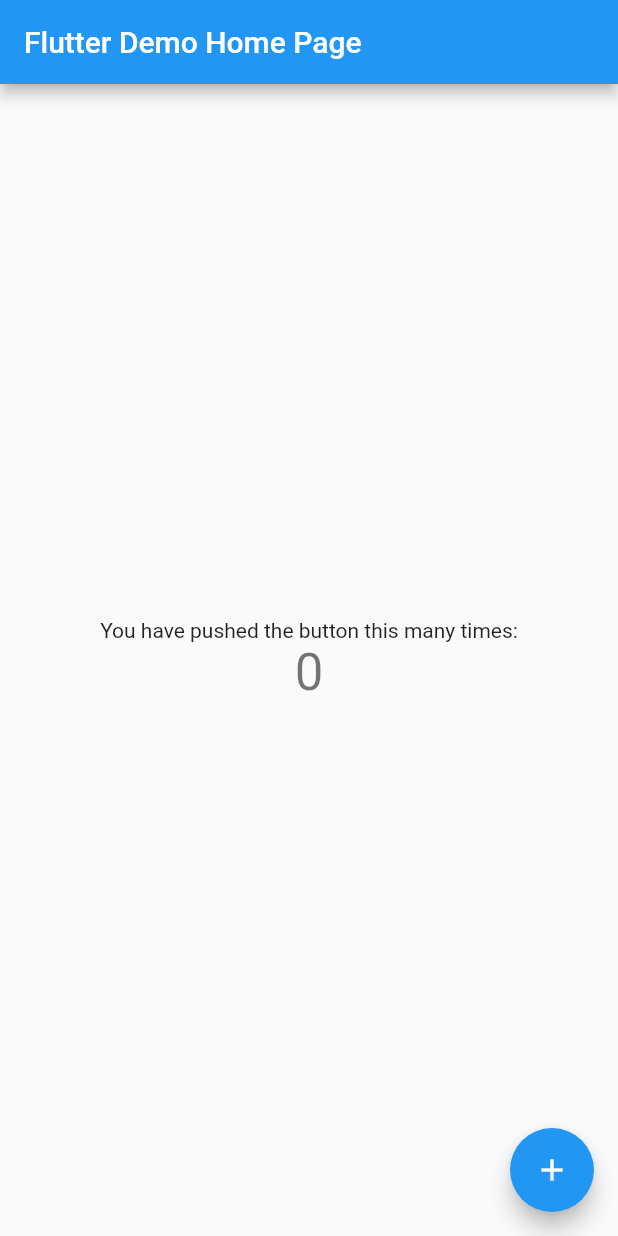
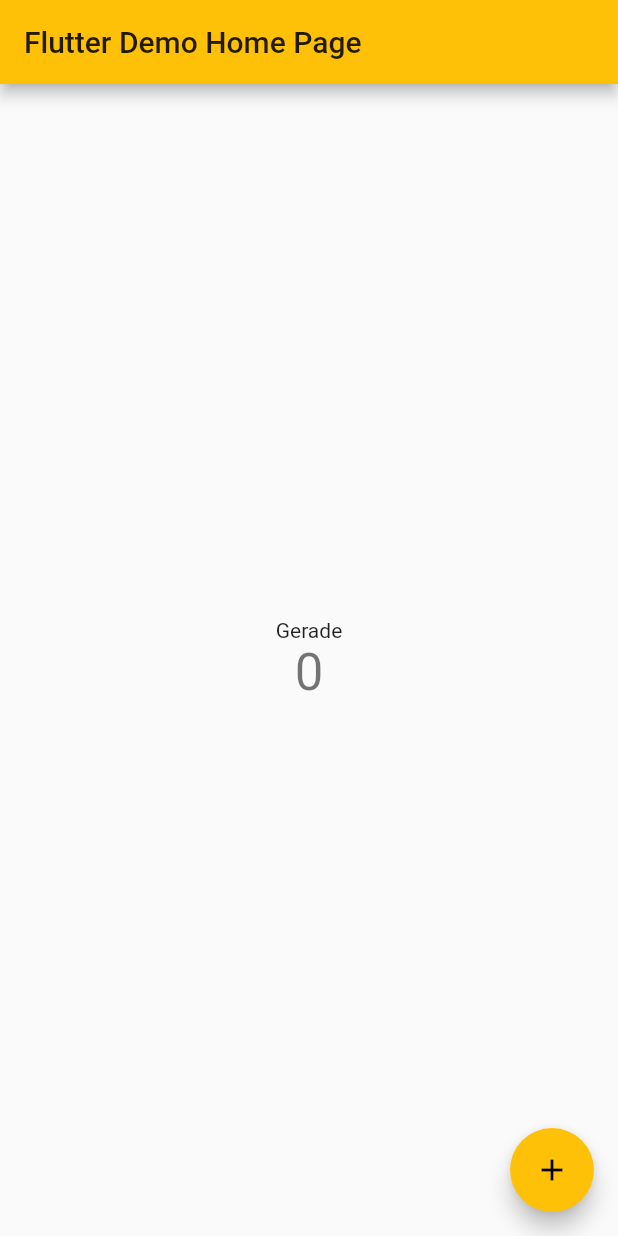
Before and after one commit to escamoteur/Cologne-Flutter-Meetup, a Flutter app: the screen it shows after launch, on a phone screen of 412 x 824 dp. Run offline on Flutter 3.47's test engine with Material 2 defaults, Android fonts, the phone set to English and light mode, and no system bars.

Commit message:
small changes

```diff
--- a/demo_app/lib/main.dart
+++ b/demo_app/lib/main.dart
@@ -9,15 +9,8 @@ class MyApp extends StatelessWidget {
     return new MaterialApp(
       title: 'Flutter Demo',
       theme: new ThemeData(
-        // This is the theme of your application.
-        //
-        // Try running your application with "flutter run". You'll see the
-        // application has a blue toolbar. Then, without quitting the app, try
-        // changing the primarySwatch below to Colors.green and then invoke
-        // "hot reload" (press "r" in the console where you ran "flutter run",
-        // or press Run > Flutter Hot Reload in IntelliJ). Notice that the
-        // counter didn't reset back to zero; the application is not restarted.
-        primarySwatch: Colors.blue,
+
+        primarySwatch: Colors.amber,
       ),
       home: new MyHomePage(title: 'Flutter Demo Home Page'),
     );
@@ -27,14 +20,6 @@ class MyApp extends StatelessWidget {
 class MyHomePage extends StatefulWidget {
   MyHomePage({Key key, this.title}) : super(key: key);
 
-  // This widget is the home page of your application. It is stateful, meaning
-  // that it has a State object (defined below) that contains fields that affect
-  // how it looks.
-
-  // This class is the configuration for the state. It holds the values (in this
-  // case the title) provided by the parent (in this case the App widget) and
-  // used by the build method of the State. Fields in a Widget subclass are
-  // always marked "final".
 
   final String title;
 
@@ -47,23 +32,14 @@ class _MyHomePageState extends State<MyHomePage> {
 
   void _incrementCounter() {
     setState(() {
-      // This call to setState tells the Flutter framework that something has
-      // changed in this State, which causes it to rerun the build method below
-      // so that the display can reflect the updated values. If we changed
-      // _counter without calling setState(), then the build method would not be
-      // called again, and so nothing would appear to happen.
+
       _counter++;
     });
   }
 
   @override
   Widget build(BuildContext context) {
-    // This method is rerun every time setState is called, for instance as done
-    // by the _incrementCounter method above.
-    //
-    // The Flutter framework has been optimized to make rerunning build methods
-    // fast, so that you can just rebuild anything that needs updating rather
-    // than having to individually change instances of widgets.
+
     return new Scaffold(
       appBar: new AppBar(
         // Here we take the value from the MyHomePage object that was created by
@@ -89,8 +65,7 @@ class _MyHomePageState extends State<MyHomePage> {
           // horizontal).
           mainAxisAlignment: MainAxisAlignment.center,
           children: <Widget>[
-            new Text(
-              'You have pushed the button this many times:',
+            new Text(_counter % 2 == 0 ? "Gerade" : "Ungerade"
             ),
             new Text(
               '$_counter',
```
Also changed, not shown: 1 other file.
